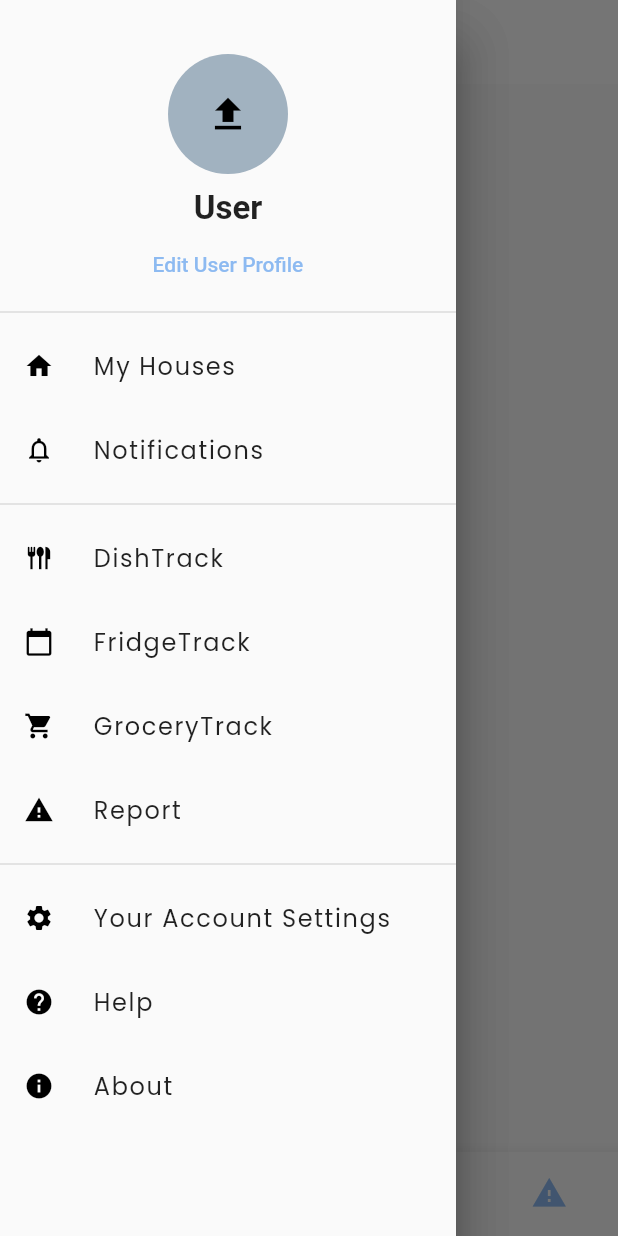
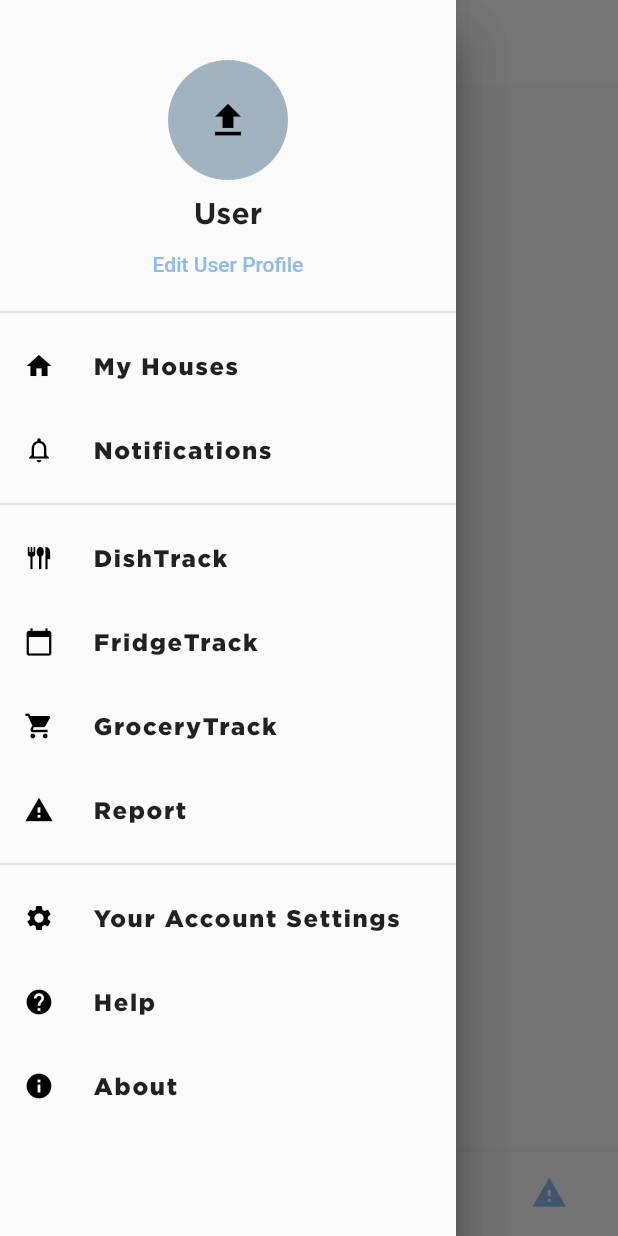
Before and after one commit to kyasuigit/roomies-beta, a Flutter app: the screen it shows after launch, with the side drawer open, on a phone screen of 412 x 824 dp. Run offline on Flutter 3.47's test engine with Material 2 defaults, Android fonts, the phone set to English and light mode, and no system bars.

Commit message:
Added Gotham Font

```diff
--- a/roomies_beta/lib/main.dart
+++ b/roomies_beta/lib/main.dart
@@ -48,11 +48,10 @@ class MyApp extends StatelessWidget {
       theme: ThemeData(
         colorScheme: ColorScheme.fromSwatch(primarySwatch: primarySwatchColor)
             .copyWith(secondary: secondarySwatchColor),
-        fontFamily: 'Poppins',
+        fontFamily: 'Gotham',
         textTheme: ThemeData.light().textTheme.copyWith(
               titleMedium: const TextStyle(
                 fontSize: 20,
-                fontFamily: 'Poppins',
                 fontWeight: FontWeight.bold,
               ),
             ),
--- a/roomies_beta/lib/widgets/main_drawer.dart
+++ b/roomies_beta/lib/widgets/main_drawer.dart
@@ -21,7 +21,7 @@ class MainDrawer extends StatelessWidget {
         title,
         textAlign: TextAlign.left,
         style: const TextStyle(
-          fontFamily: 'Poppins',
+          fontFamily: 'Gotham',
           fontSize: 16,
           letterSpacing: 1.1,
         ),
@@ -53,11 +53,8 @@ class MainDrawer extends StatelessWidget {
                   ),
                 ),
                 const SizedBox(height: 10),
-                const Text(
-                  style: TextStyle(
-                    fontSize: 22,
-                    fontWeight: FontWeight.bold,
-                  ),
+                Text(
+                  style: Theme.of(context).textTheme.titleMedium,
                   "User",
                 ),
                 TextButton(
```
Also changed, not shown: roomies_beta/pubspec.yaml (+8 -0 lines), roomies_beta/assets/fonts/Gotham-Black.otf (added), roomies_beta/assets/fonts/Gotham-Bold.otf (added), roomies_beta/assets/fonts/Gotham-Thin.otf (added), roomies_beta/assets/fonts/GothamLight.ttf (added), roomies_beta/assets/fonts/GothamMedium.ttf (added).
